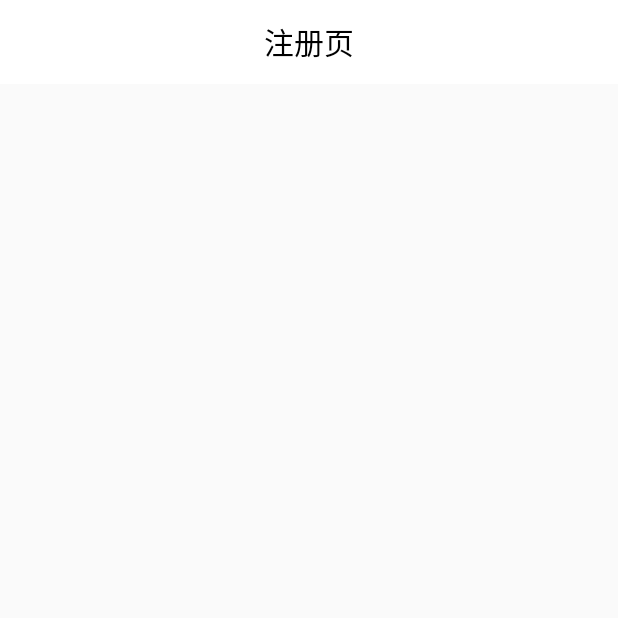
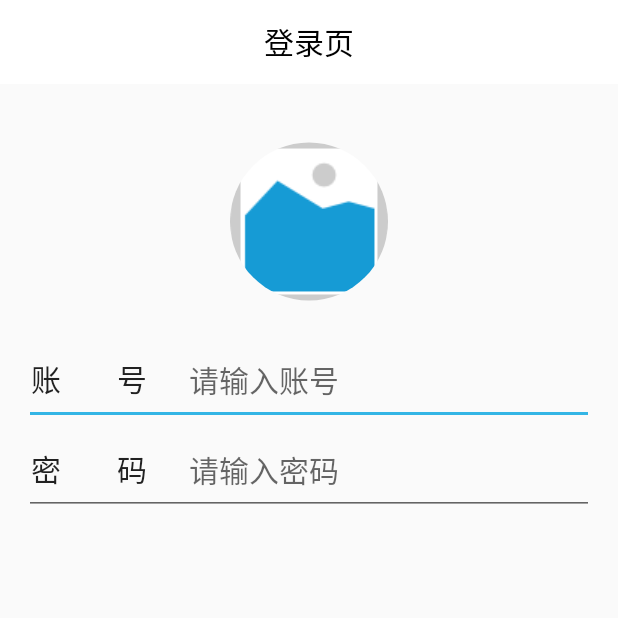
Before and after one commit to WDlxp/CarRendalApp, an Android app: the screen it shows after launch (LoginActivity), on a phone screen of 412 x 824 dp, the top half of it. Before the commit the part shown is almost empty. Run offline under Robolectric (Android 15) with nearby library versions, the phone set to English and light mode, and no system bars; our stand-ins replace CircleImageView.

Commit message:
登录页

```diff
--- a/app/build.gradle
+++ b/app/build.gradle
@@ -28,4 +28,6 @@ dependencies {
     androidTestImplementation 'androidx.test:runner:1.2.0'
     androidTestImplementation 'androidx.test.espresso:espresso-core:3.2.0'
     implementation 'com.android.support:design:28.0.0'
+    implementation 'com.github.bumptech.glide:glide:4.9.0'
+    annotationProcessor 'com.github.bumptech.glide:compiler:4.9.0'
 }
--- a/app/src/main/AndroidManifest.xml
+++ b/app/src/main/AndroidManifest.xml
@@ -16,7 +16,14 @@
                 <category android:name="android.intent.category.LAUNCHER" />
             </intent-filter>
         </activity>
-        <activity android:name=".MainActivity" >
+        <activity android:name=".RegisterActivity">
+            <intent-filter>
+                <action android:name="android.intent.action.MAIN" />
+
+                <category android:name="android.intent.category.LAUNCHER" />
+            </intent-filter>
+        </activity>
+        <activity android:name=".MainActivity">
             <intent-filter>
                 <action android:name="android.intent.action.MAIN" />
 
--- a/app/src/main/java/com/example/carrendalapp/LoginActivity.java
+++ b/app/src/main/java/com/example/carrendalapp/LoginActivity.java
@@ -15,7 +15,8 @@ public class LoginActivity extends AppCompatActivity {
     protected void onCreate(Bundle savedInstanceState) {
         super.onCreate(savedInstanceState);
         setContentView(R.layout.activity_login);
-        ActionBarAndStatusBarUtil.initActionBarAndStatusBar(getWindow(),getSupportActionBar());
-        ActionBarAndStatusBarUtil.setTitle("注册页");
+
+        ActionBarAndStatusBarUtil.initActionBarAndStatusBar(getWindow(), getSupportActionBar());
+        ActionBarAndStatusBarUtil.setTitle("登录页");
     }
 }
--- a/app/src/main/res/layout/activity_login.xml
+++ b/app/src/main/res/layout/activity_login.xml
@@ -4,6 +4,51 @@
     xmlns:tools="http://schemas.android.com/tools"
     android:layout_width="match_parent"
     android:layout_height="match_parent"
+    android:padding="16dp"
     tools:context=".LoginActivity">
 
+    <com.example.carrendalapp.views.CircleImageView
+        android:id="@+id/iv_profile"
+        android:layout_width="wrap_content"
+        android:layout_height="wrap_content"
+        android:layout_marginTop="20dp"
+        android:src="@drawable/add_picture"
+        app:layout_constraintLeft_toLeftOf="parent"
+        app:layout_constraintRight_toRightOf="parent"
+        app:layout_constraintTop_toTopOf="parent" />
+
+    <TextView
+        android:id="@+id/tv_account"
+        style="@style/LoginTextViewStyle"
+        android:text=" 账        号"
+        app:layout_constraintBaseline_toBaselineOf="@+id/et_account"
+        app:layout_constraintRight_toRightOf="@id/tv_password_again" />
+
+    <EditText
+        android:id="@+id/et_account"
+        style="@style/LoginEditTextStyle"
+        android:layout_marginTop="20dp"
+        android:hint="请输入账号"
+        android:theme="@style/LoginEditTextStyle"
+        app:layout_constraintLeft_toLeftOf="parent"
+        app:layout_constraintRight_toRightOf="parent"
+        app:layout_constraintTop_toBottomOf="@id/iv_profile" />
+
+    <TextView
+        android:id="@+id/tv_password"
+        style="@style/LoginTextViewStyle"
+        android:text=" 密        码"
+        app:layout_constraintBaseline_toBaselineOf="@+id/et_password" />
+
+    <EditText
+        android:id="@+id/et_password"
+        style="@style/LoginEditTextStyle"
+        android:hint="请输入密码"
+        android:inputType="textPassword"
+        android:maxLength="16"
+        android:theme="@style/LoginEditTextStyle"
+        app:layout_constraintLeft_toLeftOf="parent"
+        app:layout_constraintRight_toRightOf="parent"
+        app:layout_constraintTop_toBottomOf="@id/et_account" />
+
 </androidx.constraintlayout.widget.ConstraintLayout>
--- a/app/src/main/res/layout/activity_register.xml
+++ b/app/src/main/res/layout/activity_register.xml
@@ -8,12 +8,11 @@
 
     <androidx.constraintlayout.widget.ConstraintLayout
         android:layout_width="match_parent"
-        android:layout_height="match_parent"
-
+        android:layout_height="wrap_content"
         android:padding="20dp"
         tools:context=".RegisterActivity">
 
-        <ImageView
+        <com.example.carrendalapp.views.CircleImageView
             android:id="@+id/iv_profile"
             android:layout_width="wrap_content"
             android:layout_height="wrap_content"
@@ -26,7 +25,6 @@
         <TextView
             android:id="@+id/tv_account"
             style="@style/LoginTextViewStyle"
-
             android:text=" 账        号"
             app:layout_constraintBaseline_toBaselineOf="@+id/et_account"
             app:layout_constraintRight_toRightOf="@id/tv_password_again" />
@@ -131,7 +129,7 @@
             android:layout_height="50dp"
             android:layout_marginHorizontal="50dp"
             android:layout_marginTop="10dp"
-            android:background="@drawable/btn_register_bg"
+            android:background="@drawable/btn_cicrle_bg"
             android:text="注册"
             android:textColor="@android:color/white"
             android:textSize="@dimen/register_text_size"
--- a/app/src/main/res/values/styles.xml
+++ b/app/src/main/res/values/styles.xml
@@ -34,4 +34,8 @@
         <item name="colorControlActivated">@android:color/holo_blue_light</item>
     </style>
 
+    <style name="circleButtonStyle" parent="Theme.AppCompat.Light">
+
+    </style>
+
 </resources>
```
Also changed, not shown: app/src/main/res/drawable/btn_cicrle_bg.xml (renamed from app/src/main/res/drawable/btn_register_bg.xml).
